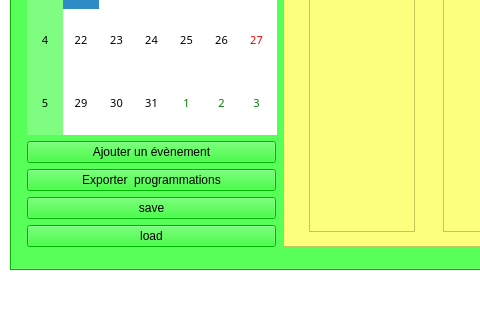
The window that src/mainwindow.ui (sowlosc/ProjectCalendar) describes before a commit, drawn with Qt 5; both pictures show x 0 to 480 and y 380 to 700 of the 1294 by 700 pixel window.
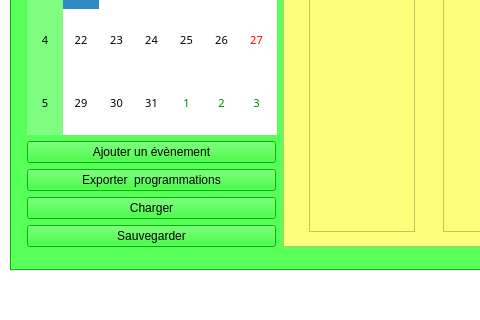
The same window after the commit.

The edit to the form file:
```diff
--- a/src/mainwindow.ui
+++ b/src/mainwindow.ui
@@ -1012,7 +1012,7 @@
           </widget>
          </item>
          <item>
-          <widget class="QPushButton" name="Bouton_save">
+          <widget class="QPushButton" name="Bouton_load">
            <property name="minimumSize">
             <size>
              <width>249</width>
@@ -1026,12 +1026,12 @@
             </size>
            </property>
            <property name="text">
-            <string>save</string>
+            <string>Charger</string>
            </property>
           </widget>
          </item>
          <item>
-          <widget class="QPushButton" name="Bouton_load">
+          <widget class="QPushButton" name="Bouton_save">
            <property name="minimumSize">
             <size>
              <width>249</width>
@@ -1045,7 +1045,7 @@
             </size>
            </property>
            <property name="text">
-            <string>load</string>
+            <string>Sauvegarder</string>
            </property>
           </widget>
          </item>
```
